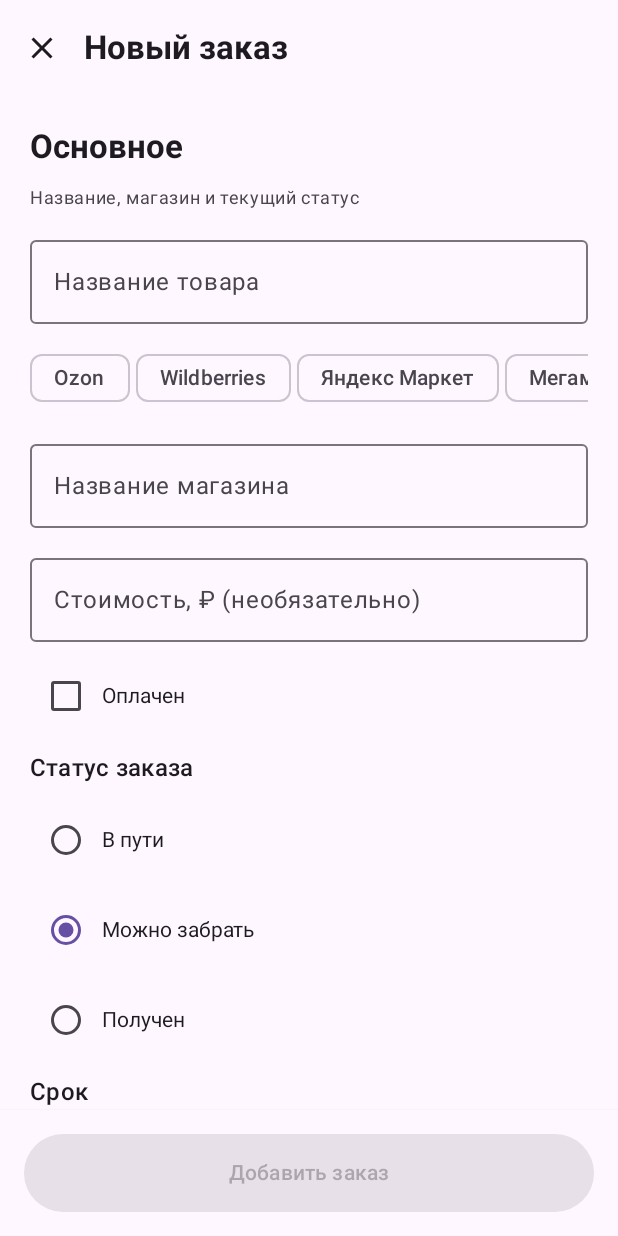
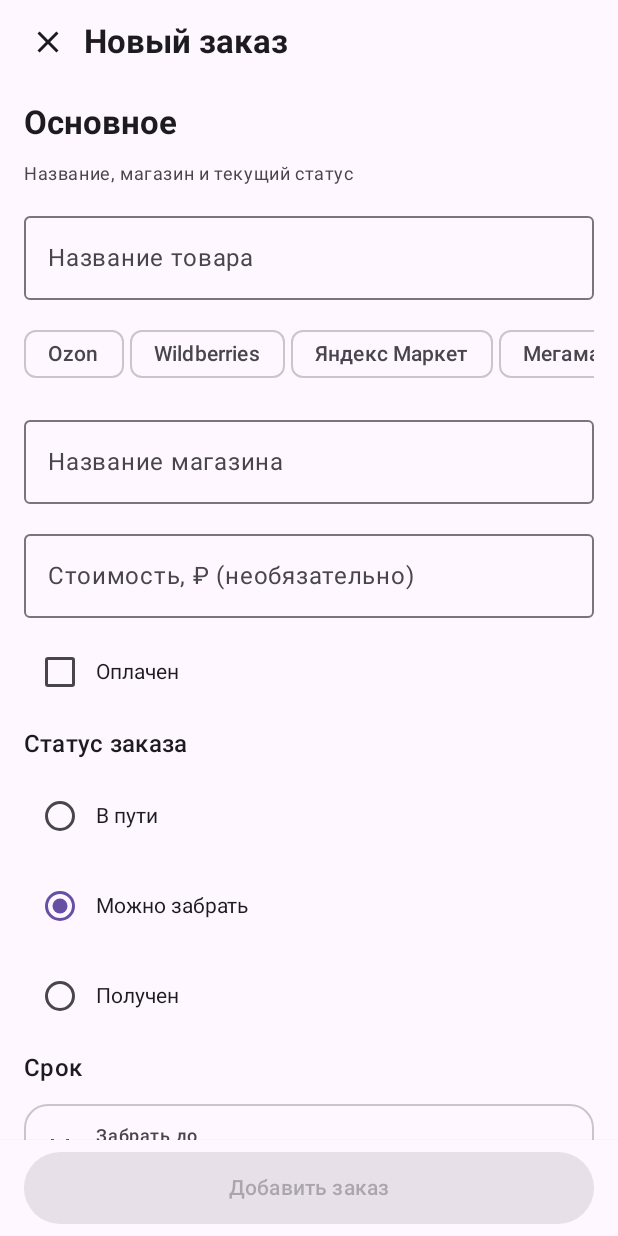
Before and after one commit to epbloger/zaberi, an Android app built with Jetpack Compose: the composable OrderForm called with empty values, on a phone screen of 412 x 824 dp. Run offline under Robolectric (Android 15) with nearby library versions, the phone set to English and light mode, and no system bars; 3 statements that could not run were skipped.

Commit message:
Replace fullscreen dialogs with activity-owned adaptive screen layout

```diff
--- a/app/src/main/AndroidManifest.xml
+++ b/app/src/main/AndroidManifest.xml
@@ -6,7 +6,7 @@
 <uses-permission android:name="android.permission.POST_NOTIFICATIONS"/>
 <application android:label="Забери" android:icon="@drawable/ic_launcher" android:theme="@style/AppTheme" android:allowBackup="false" android:usesCleartextTraffic="false" android:supportsRtl="true">
 <meta-data android:name="com.yandex.mobile.ads.AUTOMATIC_SDK_INITIALIZATION" android:value="false"/>
-<activity android:name=".MainActivity" android:exported="true" android:launchMode="singleTop">
+<activity android:name=".MainActivity" android:exported="true" android:launchMode="singleTop" android:windowSoftInputMode="adjustResize">
 <intent-filter><action android:name="android.intent.action.MAIN"/><category android:name="android.intent.category.LAUNCHER"/></intent-filter>
 <intent-filter><action android:name="android.intent.action.SEND"/><category android:name="android.intent.category.DEFAULT"/><data android:mimeType="text/plain"/></intent-filter>
 </activity></application></manifest>
--- a/app/src/main/java/ru/epbloger/zaberi/MainActivity.kt
+++ b/app/src/main/java/ru/epbloger/zaberi/MainActivity.kt
@@ -33,6 +33,9 @@ import androidx.compose.ui.graphics.vector.ImageVector
 import androidx.compose.ui.text.style.TextOverflow
 import androidx.compose.ui.semantics.Role
 import androidx.compose.ui.Modifier
+import androidx.compose.ui.platform.testTag
+import androidx.compose.ui.platform.LocalFocusManager
+import androidx.compose.ui.platform.LocalSoftwareKeyboardController
 import androidx.compose.ui.graphics.Color
 import androidx.compose.ui.platform.LocalContext
 import androidx.compose.ui.text.font.FontWeight
@@ -69,7 +72,7 @@ class MainActivity:ComponentActivity(){
             val preferences=remember{Preferences(applicationContext)}
             val dark=when(preferences.theme){"dark"->true;"light"->false;else->isSystemInDarkTheme()}
             MaterialTheme(colorScheme=if(dark)darkColorScheme(primary=Color(0xFFA9B2FF))else lightColorScheme(primary=Brand,onPrimary=Color.White,primaryContainer=Color(0xFFE6E9FF),onPrimaryContainer=Color(0xFF202B78),background=Color(0xFFF6F7FB),surface=Color.White,surfaceVariant=Color(0xFFF0F1F6),onSurfaceVariant=Color(0xFF4E5263),outlineVariant=Color(0xFFE0E3EC))){
-                Home(shared,openId,{shared=null},{openId=null},preferences)
+                SafeAppViewport{MapOverlayHost{Home(shared,openId,{shared=null},{openId=null},preferences)}}
             }
         }
     }
@@ -105,24 +108,28 @@ class MainActivity:ComponentActivity(){
     BackHandler(enabled=add||editing||order!=null||settingsPage.isNotEmpty()||searchVisible){if(add)add=false else if(editing)editing=false else if(order!=null)selected=null else if(settingsPage.isNotEmpty())settingsPage=if(settingsPage in listOf("Конфиденциальность","Условия использования","Реклама и сторонние сервисы","Разработчик и контакты"))"Юридическая информация" else "" else searchVisible=false}
     val nav=listOf("Заказы","Календарь","Статистика","Настройки")
     val icons=listOf(Icons.Default.Inventory2,Icons.Default.CalendarMonth,Icons.Default.BarChart,Icons.Default.Settings)
-    Scaffold(
+    if(add){
+        OrderForm(null,imported,catalog,orders,{add=false}){o->vm.add(o);add=false;tab=0}
+    }else if(editing&&order!=null){
+        OrderForm(order,"",catalog,orders,{editing=false}){o->vm.edit(o.id,o.name,o.store,o.price,o.deadline,o.point,o.link,o.note,o.category,o.pointLat,o.pointLon);editing=false}
+    }else Scaffold(
+        contentWindowInsets=WindowInsets(0,0,0,0),
         containerColor=MaterialTheme.colorScheme.background,
         snackbarHost={SnackbarHost(snack)},
         topBar={TopAppBar(
+            windowInsets=WindowInsets(0,0,0,0),
             title={Text(order?.name?:if(tab==0)"Забери" else if(tab==3&&settingsPage.isNotEmpty())settingsPage else nav[tab],fontWeight=FontWeight.Bold,maxLines=1,overflow=TextOverflow.Ellipsis)},
             navigationIcon={if(order!=null||settingsPage.isNotEmpty())IconButton(onClick={if(order!=null)selected=null else settingsPage=if(settingsPage in listOf("Конфиденциальность","Условия использования","Реклама и сторонние сервисы","Разработчик и контакты"))"Юридическая информация" else ""}){Icon(Icons.Default.ArrowBack,"Назад")}},
             actions={if(order!=null)IconButton(onClick={editing=true}){Icon(Icons.Default.Edit,"Редактировать")}else if(tab==0)IconButton(onClick={searchVisible=!searchVisible}){Icon(if(searchVisible)Icons.Default.Close else Icons.Default.Search,"Поиск")}},
             colors=TopAppBarDefaults.topAppBarColors(containerColor=MaterialTheme.colorScheme.background)
         )},
-        bottomBar={if(order==null&&settingsPage.isEmpty())NavigationBar(containerColor=MaterialTheme.colorScheme.surface){nav.forEachIndexed{i,s->NavigationBarItem(selected=tab==i,onClick={tab=i;searchVisible=false},icon={Icon(icons[i],s)},label={Text(s,style=MaterialTheme.typography.labelSmall)})}}},
+        bottomBar={if(order==null&&settingsPage.isEmpty())NavigationBar(windowInsets=WindowInsets(0,0,0,0),containerColor=MaterialTheme.colorScheme.surface){nav.forEachIndexed{i,s->NavigationBarItem(selected=tab==i,onClick={tab=i;searchVisible=false},icon={Icon(icons[i],s)},label={Text(s,style=MaterialTheme.typography.labelSmall)})}}},
         floatingActionButton={if(order==null&&tab==0)ExtendedFloatingActionButton(onClick={imported="";add=true},icon={Icon(Icons.Default.Add,null)},text={Text("Добавить заказ")})}
     ){pad->
         Box(Modifier.fillMaxSize().padding(pad)){
             when{order!=null->Detail(order,history.filter{it.orderId==order.id},vm,{selected=null});tab==0->Orders(orders,{selected=it.id},{vm.act(it.id,"received")},searchVisible,{imported="";add=true},preferences.personalizedAds);tab==1->CalendarPage(orders,{selected=it.id});tab==2->Stats(orders,tx);else->SettingsPage(preferences,catalog,vm,settingsPage,{settingsPage=it})}
         }
     }
-    if(add)OrderForm(null,imported,catalog,orders,{add=false}){o->vm.add(o);add=false;tab=0}
-    if(editing&&order!=null)OrderForm(order,"",catalog,orders,{editing=false}){o->vm.edit(o.id,o.name,o.store,o.price,o.deadline,o.point,o.link,o.note,o.category,o.pointLat,o.pointLon);editing=false}
 }
 
 @Composable private fun Metric(label:String,value:String,modifier:Modifier=Modifier,accent:Boolean=false){
@@ -273,23 +280,21 @@ class MainActivity:ComponentActivity(){
     val parsed=parseMoney(price)
     val state=Status.valueOf(status)
     val valid=name.isNotBlank()&&name.length<=200&&store.isNotBlank()&&store.length<=200&&category.length<=200&&point.length<=200&&validPoint(pointLat,pointLon)&&link.length<=8192&&note.length<=10000&&(!duplicate||duplicateConfirmed)&&(price.isBlank()||parsed!=null)&&(!paid||parsed!=null)&&validDate(deadline)&&(old==null||parsed==null||parsed>=old.paid)
-    SafeFullscreenDialog(close){
-      Scaffold(modifier=Modifier.fillMaxSize(),contentWindowInsets=WindowInsets(0,0,0,0),containerColor=MaterialTheme.colorScheme.background,
-        topBar={TopAppBar(windowInsets=WindowInsets(0,0,0,0),title={Text(if(old==null)"Новый заказ" else "Редактировать",fontWeight=FontWeight.Bold)},navigationIcon={IconButton(onClick=close){Icon(Icons.Default.Close,"Закрыть")}})},
-        bottomBar={Surface(shadowElevation=2.dp){Column(Modifier.fillMaxWidth().padding(16.dp)){
-            Button(enabled=valid,onClick={
+    val focus=LocalFocusManager.current
+    val keyboard=LocalSoftwareKeyboardController.current
+    AdaptiveActionScreen(title=if(old==null)"Новый заказ" else "Редактировать",close=close,action={
+        Button(enabled=valid,onClick={
                 val d=if(state.deadlineLabel!=null)deadline.trim().takeIf{it.isNotEmpty()}else null
                 val o=old?.copy(name=name.trim(),store=store.trim(),price=parsed,deadline=d,point=point.trim(),link=link.trim(),note=note.trim(),category=category.trim(),pointLat=pointLat,pointLon=pointLon)?:Order(uid(),name.trim(),store.trim(),parsed,if(paid)parsed?:0 else 0,status,d,point.trim(),link.trim(),note.trim(),today(),category=category.trim(),pointLat=pointLat,pointLon=pointLon)
-                save(o)
-            },modifier=Modifier.fillMaxWidth().heightIn(min=52.dp)){Text(if(old==null)"Добавить заказ" else "Сохранить")}
-        }}}
-      ){pad->
-        Column(Modifier.fillMaxSize().padding(pad).verticalScroll(rememberScrollState()).padding(20.dp),verticalArrangement=Arrangement.spacedBy(12.dp)){
+                focus.clearFocus();keyboard?.hide();save(o)
+            },modifier=Modifier.fillMaxWidth().heightIn(min=48.dp).testTag("save_order")){Text(if(old==null)"Добавить заказ" else "Сохранить")}
+    }){
+        Column(Modifier.fillMaxSize().verticalScroll(rememberScrollState()).padding(horizontal=16.dp,vertical=12.dp),verticalArrangement=Arrangement.spacedBy(12.dp)){
             Text("Основное",style=MaterialTheme.typography.titleLarge,fontWeight=FontWeight.Bold)
             Text("Название, магазин и текущий статус",style=MaterialTheme.typography.bodySmall,color=MaterialTheme.colorScheme.onSurfaceVariant)
-            Field(name,{name=it},"Название товара")
+            OutlinedTextField(name,{name=it},modifier=Modifier.fillMaxWidth().testTag("order_name"),label={Text("Название товара")},singleLine=true)
             Row(Modifier.horizontalScroll(rememberScrollState()),horizontalArrangement=Arrangement.spacedBy(4.dp)){(catalog.filter{it.kind=="store"}.map{it.value}+stores).distinct().take(30).forEach{s->FilterChip(store==s,{if(store!=s){point="";pointLat=null;pointLon=null};store=s},{Text(s)})}}
-            if(store !in stores || advanced)Field(store,{if(store!=it){point="";pointLat=null;pointLon=null};store=it},"Название магазина")
+            if(store !in stores || advanced)OutlinedTextField(store,{if(store!=it){point="";pointLat=null;pointLon=null};store=it},modifier=Modifier.fillMaxWidth().testTag("order_store"),label={Text("Название магазина")},singleLine=true)
             else TextButton(onClick={advanced=true;store="";point="";pointLat=null;pointLon=null}){Text("Другой магазин")}
             Field(price,{price=it},"Стоимость, ₽ (необязательно)",true)
             if(old==null){
@@ -308,7 +313,6 @@ class MainActivity:ComponentActivity(){
             }
             if(duplicate)Row(verticalAlignment=Alignment.CenterVertically){Checkbox(duplicateConfirmed,{duplicateConfirmed=it});Text("Похожий заказ уже есть. Добавить ещё один?")}
         }
-      }
     }
 }
 @Composable private fun Primary(label:String,click:()->Unit){Button(onClick=click,modifier=Modifier.fillMaxWidth().heightIn(min=48.dp)){Text(label)}}
--- a/app/src/main/java/ru/epbloger/zaberi/SafeFullscreenDialog.kt
+++ b/app/src/main/java/ru/epbloger/zaberi/SafeFullscreenDialog.kt
@@ -1,26 +1,67 @@
 package ru.epbloger.zaberi
 
-import android.view.WindowManager
 import androidx.compose.foundation.layout.*
-import androidx.compose.material3.MaterialTheme
-import androidx.compose.material3.Surface
+import androidx.compose.foundation.rememberScrollState
+import androidx.compose.foundation.verticalScroll
+import androidx.compose.material.icons.Icons
+import androidx.compose.material.icons.filled.Close
+import androidx.compose.material3.*
 import androidx.compose.runtime.*
+import androidx.compose.ui.Alignment
 import androidx.compose.ui.Modifier
-import androidx.compose.ui.platform.LocalView
-import androidx.compose.ui.window.Dialog
-import androidx.compose.ui.window.DialogProperties
-import androidx.compose.ui.window.DialogWindowProvider
+import androidx.compose.ui.platform.testTag
+import androidx.compose.ui.semantics.clearAndSetSemantics
+import androidx.compose.ui.text.font.FontWeight
+import androidx.compose.ui.unit.dp
+
+// Single Activity-owned viewport. No full-screen dialogs or separate dialog window insets.
+@Composable
+fun SafeAppViewport(content:@Composable ()->Unit){
+    Surface(Modifier.fillMaxSize(),color=MaterialTheme.colorScheme.background){
+        Box(Modifier.fillMaxSize()
+            .windowInsetsPadding(WindowInsets.safeDrawing.union(WindowInsets.ime))
+            .testTag("safe_viewport")){content()}
+    }
+}
+
+internal data class PickupMapRequest(val address:String,val lat:Double?,val lon:Double?,val save:(String,Double?,Double?)->Unit)
+internal val LocalPickupMap=staticCompositionLocalOf<(PickupMapRequest)->Unit>{{error("Map host missing")}}
 
 @Composable
-fun SafeFullscreenDialog(close:()->Unit,content:@Composable ()->Unit){
-    Dialog(onDismissRequest=close,properties=DialogProperties(usePlatformDefaultWidth=false,decorFitsSystemWindows=false)){
-        val window=(LocalView.current.parent as? DialogWindowProvider)?.window
-        SideEffect{
-            window?.setLayout(WindowManager.LayoutParams.MATCH_PARENT,WindowManager.LayoutParams.MATCH_PARENT)
-            window?.setSoftInputMode(WindowManager.LayoutParams.SOFT_INPUT_ADJUST_RESIZE)
-        }
-        Surface(modifier=Modifier.fillMaxSize(),color=MaterialTheme.colorScheme.background){
-            Box(Modifier.fillMaxSize().windowInsetsPadding(WindowInsets.safeDrawing.union(WindowInsets.ime))){content()}
+internal fun MapOverlayHost(content:@Composable ()->Unit){
+    var request by remember{mutableStateOf<PickupMapRequest?>(null)}
+    CompositionLocalProvider(LocalPickupMap provides {r->request=r}){
+        Box(Modifier.fillMaxSize()){
+            // Keep the form mounted so the draft survives opening/closing the map.
+            Box(if(request!=null)Modifier.fillMaxSize().clearAndSetSemantics{} else Modifier.fillMaxSize()){content()}
+            request?.let{r->
+                Surface(Modifier.fillMaxSize(),color=MaterialTheme.colorScheme.background){
+                    MapPicker(r.address,r.lat,r.lon,{request=null}){address,lat,lon->r.save(address,lat,lon);request=null}
+                }
+            }
         }
     }
 }
+
+// The primary action is measured before the weighted content. Even on short screens,
+// scrolling content cannot push the button beyond the safe viewport.
+@Composable
+internal fun AdaptiveActionScreen(title:String,close:()->Unit,action:@Composable ()->Unit,content:@Composable ()->Unit){
+    BoxWithConstraints(Modifier.fillMaxSize()){
+        val short=maxHeight<360.dp
+        Column(Modifier.fillMaxSize(),horizontalAlignment=Alignment.CenterHorizontally){
+            Row(Modifier.fillMaxWidth().heightIn(min=if(short)48.dp else 56.dp).padding(horizontal=8.dp),verticalAlignment=Alignment.CenterVertically){
+                IconButton(onClick=close){Icon(Icons.Default.Close,"Закрыть")}
+                Text(title,Modifier.weight(1f).padding(end=12.dp),style=MaterialTheme.typography.titleLarge,fontWeight=FontWeight.Bold)
+            }
+            Box(Modifier.weight(1f).fillMaxWidth(),contentAlignment=Alignment.TopCenter){
+                Box(Modifier.widthIn(max=720.dp).fillMaxWidth().fillMaxHeight()){content()}
+            }
+            Surface(Modifier.fillMaxWidth(),shadowElevation=2.dp,color=MaterialTheme.colorScheme.surface){
+                Box(Modifier.fillMaxWidth().padding(horizontal=16.dp,vertical=if(short)4.dp else 8.dp),contentAlignment=Alignment.Center){
+                    Box(Modifier.widthIn(max=720.dp).fillMaxWidth()){action()}
+                }
+            }
+        }
+    }
+}
```
Also changed, not shown: app/build.gradle.kts (+6 -2 lines), app/src/main/java/ru/epbloger/zaberi/PickupMap.kt (+35 -26 lines).
